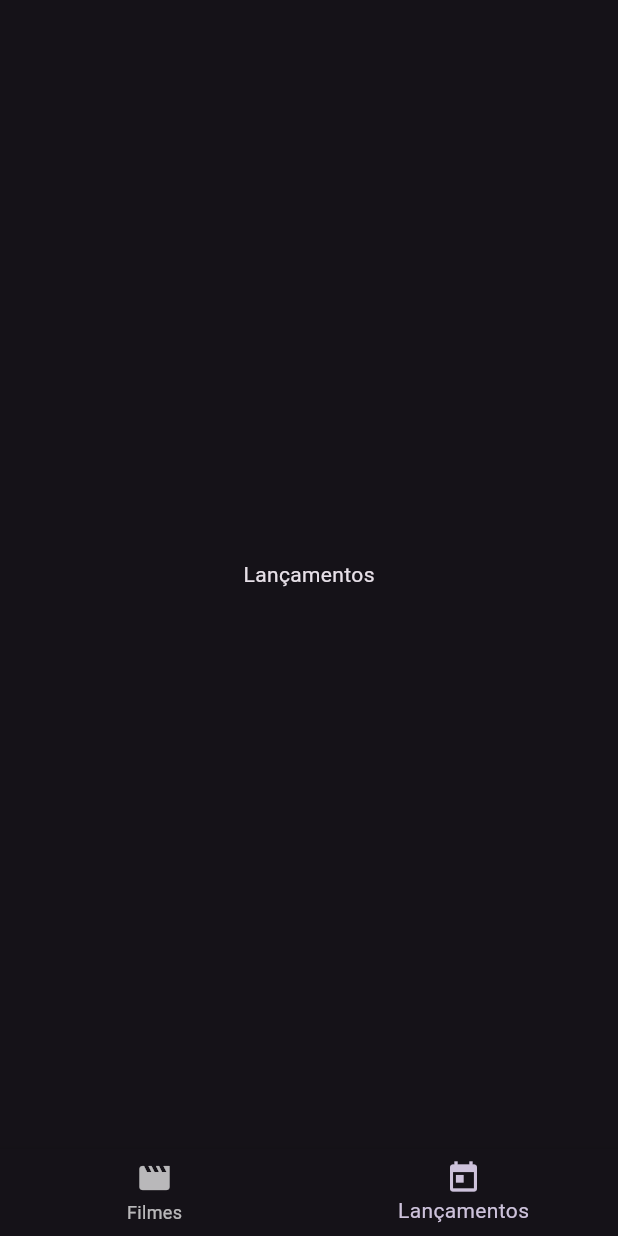
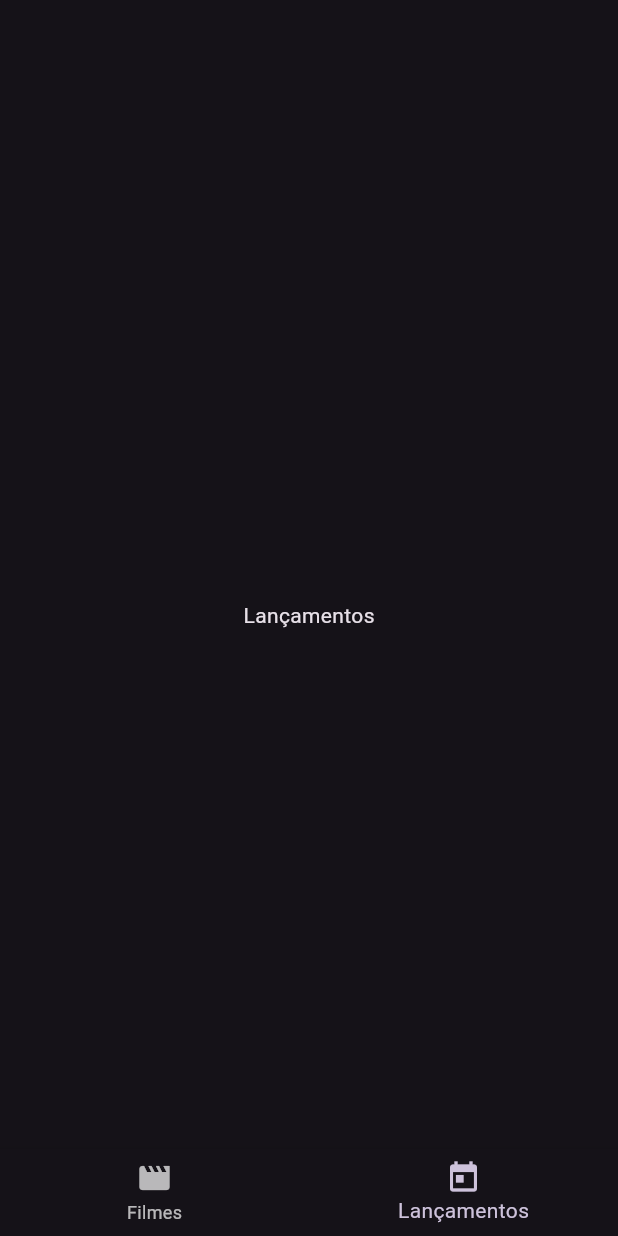
Before and after one commit to AlexandreMilitao/cinetopia, a Flutter app: the Dashboard screen opened directly, item 2 of the bottom bar chosen, on a phone screen of 412 x 824 dp. Run offline on Flutter 3.47's test engine with Material 3 defaults, Android fonts, the phone set to English and light mode, and no system bars.

Commit message:
01:06 refactor: Add CustomScrollView, add padding to marging

```diff
--- a/lib/ui/screens/dashboard.dart
+++ b/lib/ui/screens/dashboard.dart
@@ -23,7 +23,10 @@ class _DashboardState extends State<Dashboard> {
   @override
   Widget build(BuildContext context) {
     return Scaffold(
-      body: _screens.elementAt(_currentIndex),
+      body: Padding(
+        padding: EdgeInsets.fromLTRB(16, 54, 16, 0),
+        child: _screens.elementAt(_currentIndex),
+      ),
       bottomNavigationBar: BottomNavigationBar(
           currentIndex: _currentIndex,
           onTap: (value) => updateIndex(value),
```
Also changed, not shown: lib/ui/screens/search_movies.dart (+15 -2 lines).
